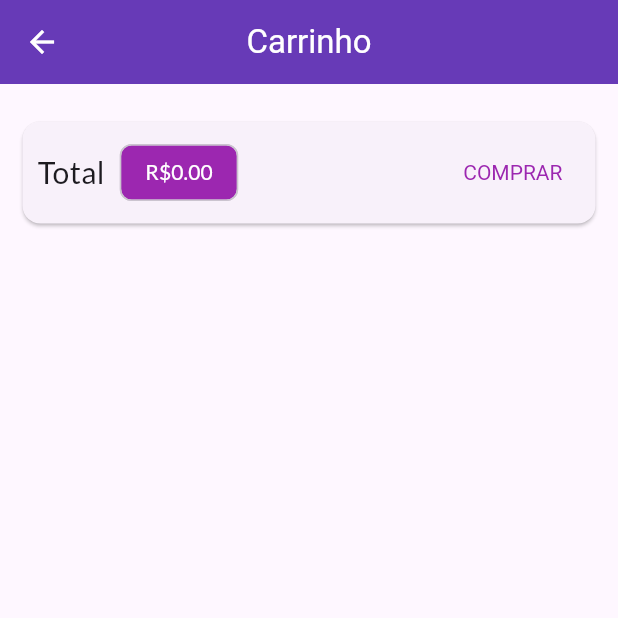
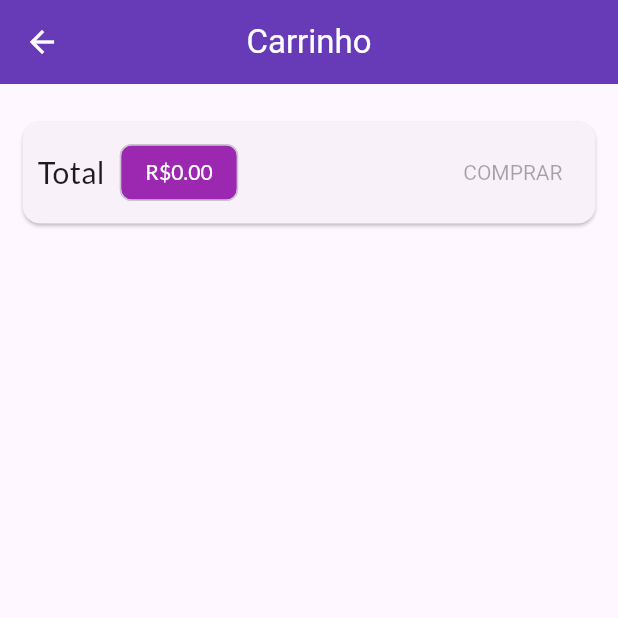
Before and after one commit to And5reas/shop, a Flutter app: the CartPage screen opened by its route, on a phone screen of 412 x 824 dp, the top half of it. Run offline on Flutter 3.47's test engine with Material 3 defaults, Android fonts, the phone set to English and light mode, and no system bars; network calls fail.

Commit message:
Everthing in claud

```diff
--- a/lib/pages/cart_page.dart
+++ b/lib/pages/cart_page.dart
@@ -41,18 +41,7 @@ class CartPage extends StatelessWidget {
                     ),
                   ),
                   Spacer(),
-                  TextButton(
-                    onPressed: () {
-                      Provider.of<OrderList>(context, listen: false)
-                          .addOrder(cart);
-
-                      cart.clear();
-                    },
-                    style: TextButton.styleFrom(
-                        textStyle:
-                            TextStyle(color: Theme.of(context).primaryColor)),
-                    child: Text('COMPRAR'),
-                  ),
+                  CartButton(cart: cart),
                 ],
               ),
             ),
@@ -70,3 +59,39 @@ class CartPage extends StatelessWidget {
     );
   }
 }
+
+class CartButton extends StatefulWidget {
+  const CartButton({
+    super.key,
+    required this.cart,
+  });
+
+  final Cart cart;
+
+  @override
+  State<CartButton> createState() => _CartButtonState();
+}
+
+class _CartButtonState extends State<CartButton> {
+  bool _isLoading = false;
+  @override
+  Widget build(BuildContext context) {
+    return _isLoading
+        ? CircularProgressIndicator()
+        : TextButton(
+            onPressed: widget.cart.itemsCount == 0
+                ? null
+                : () async {
+                    setState(() => _isLoading = true);
+                    await Provider.of<OrderList>(context, listen: false)
+                        .addOrder(widget.cart);
+
+                    widget.cart.clear();
+                    setState(() => _isLoading = false);
+                  },
+            style: TextButton.styleFrom(
+                textStyle: TextStyle(color: Theme.of(context).primaryColor)),
+            child: Text('COMPRAR'),
+          );
+  }
+}
--- a/lib/utils/constants.dart
+++ b/lib/utils/constants.dart
@@ -1,4 +1,6 @@
 class Constants {
   static const productsBaseUrl =
       'https://shop-udemy-4285f-default-rtdb.firebaseio.com/products';
+  static const ordersBaseUrl =
+      'https://shop-udemy-4285f-default-rtdb.firebaseio.com/orders';
 }
```
Also changed, not shown: lib/models/order_list.dart (+60 -5 lines), lib/pages/orders_page.dart (+32 -7 lines).
